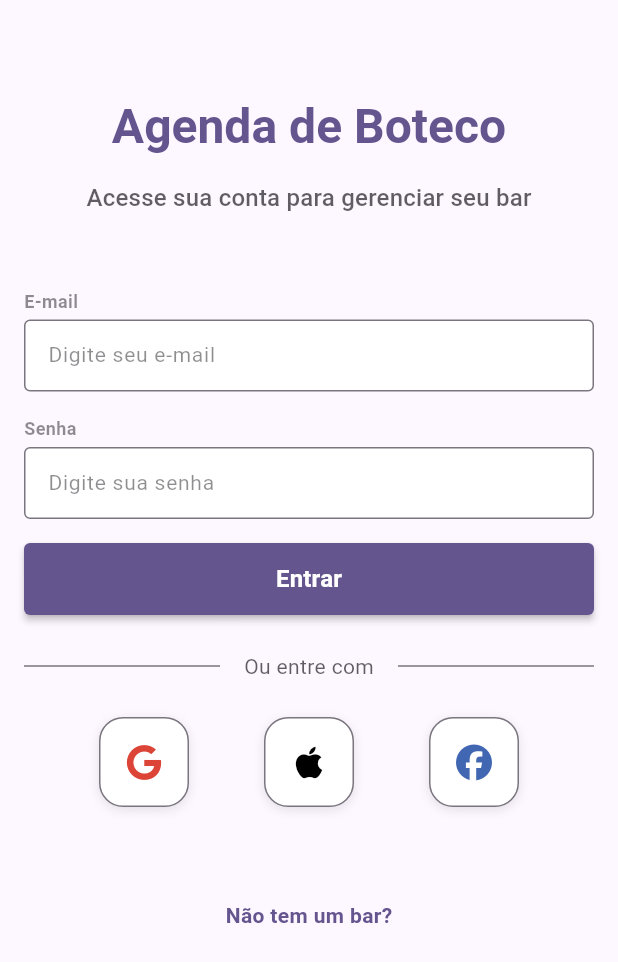
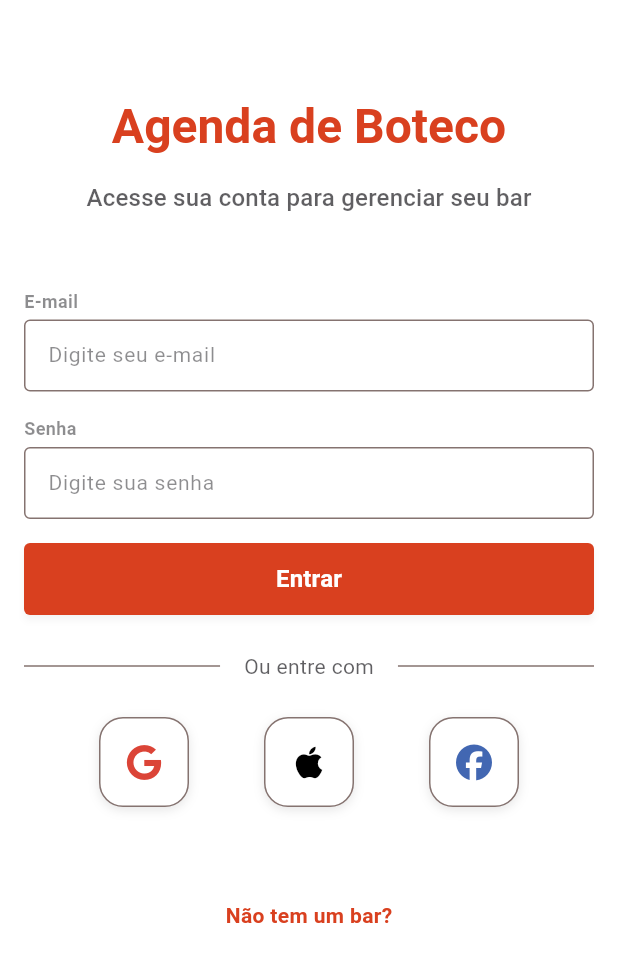
Before and after one commit to andredalsochio/bar-boss-mobile, a Flutter app: the screen it shows after launch, on a phone screen of 412 x 824 dp. Shown: the top 962 px of the screen. Run offline on Flutter 3.47's test engine with Material 3 defaults, Android fonts, the phone set to English and light mode, and no system bars; drawn by our look-alikes of toastification; our stand-ins replace cloud_firestore, firebase_auth, firebase_core, firebase_crashlytics, firebase_remote_config, font_awesome_flutter and 9 more; missing offline and left inert: flutter_facebook_auth, search_cep; accounts and stored records are empty; generated files the repository leaves out were written again.

Commit message:
feat(theme): implement new color scheme for light and dark themes
Add comprehensive color scheme following Material 3 guidelines
Replace deprecated color properties with new surface-based system
Update theme documentation with detailed color usage guide

```diff
--- a/lib/app/core/providers/theme_provider.dart
+++ b/lib/app/core/providers/theme_provider.dart
@@ -70,22 +70,66 @@ class ThemeProvider extends ChangeNotifier {
   static final ThemeData _lightTheme = ThemeData(
     useMaterial3: true,
     brightness: Brightness.light,
-    colorScheme: ColorScheme.fromSeed(
-      seedColor: const Color(0xFF6750A4),
-      brightness: Brightness.light,
+    colorScheme: const ColorScheme.light(
+      // Cor primária: Vermelho D9401F para app bar e botões principais
+      primary: Color(0xFFD9401F),
+      onPrimary: Color(0xFFFFFFFF), // Texto branco sobre vermelho
+      primaryContainer: Color(0xFFFFDAD4), // Container mais claro
+      onPrimaryContainer: Color(0xFF410000), // Texto escuro no container
+
+      // Cores secundárias
+      secondary: Color(0xFF775651),
+      onSecondary: Color(0xFFFFFFFF),
+      secondaryContainer: Color(0xFFFFDAD4),
+      onSecondaryContainer: Color(0xFF2C1512),
+
+      // Surface: Cinza claro para o fundo principal
+      surface: Color(0xFFF5F5F5), // Cinza claro para o fundo
+      onSurface: Color(0xFF1C1B1F),
+
+      // Surface containers: Branco para cards e banners
+      surfaceContainer: Color(0xFFFFFFFF), // Branco para cards
+      onSurfaceVariant: Color(0xFF534341),
+      surfaceContainerHighest: Color(0xFFF3F0F0), // Substitui surfaceVariant
+
+      // Cores de contorno para bordas
+      outline: Color(0xFF857370),
+      outlineVariant: Color(0xFFD8C2BE),
+
+      // Cores de erro
+      error: Color(0xFFBA1A1A),
+      onError: Color(0xFFFFFFFF),
+      errorContainer: Color(0xFFFFDAD6),
+      onErrorContainer: Color(0xFF410002),
+
+      // Cor de sombra
+      shadow: Color(0xFF000000),
+      scrim: Color(0xFF000000),
     ),
     appBarTheme: const AppBarTheme(
       centerTitle: true,
       elevation: 0,
+      backgroundColor: Color(0xFFD9401F), // Vermelho para app bar
+      foregroundColor: Color(0xFFFFFFFF), // Texto branco na app bar
     ),
     cardTheme: CardThemeData(
-      elevation: 2,
+      elevation: 4, // Sombra mais pronunciada
+      shadowColor: Colors.black.withValues(alpha: 0.1),
       shape: RoundedRectangleBorder(
         borderRadius: BorderRadius.circular(12),
+        side: BorderSide(
+          color: Colors.grey.withValues(alpha: 0.2), // Borda sutil
+          width: 1,
+        ),
       ),
+      color: const Color(0xFFFFFFFF), // Fundo branco para cards
     ),
     elevatedButtonTheme: ElevatedButtonThemeData(
       style: ElevatedButton.styleFrom(
+        backgroundColor: const Color(0xFFD9401F), // Vermelho para botões principais
+        foregroundColor: const Color(0xFFFFFFFF), // Texto branco nos botões
+        elevation: 2,
+        shadowColor: Colors.black.withValues(alpha: 0.2),
         shape: RoundedRectangleBorder(
           borderRadius: BorderRadius.circular(8),
         ),
@@ -98,22 +142,66 @@ class ThemeProvider extends ChangeNotifier {
   static final ThemeData _darkTheme = ThemeData(
     useMaterial3: true,
     brightness: Brightness.dark,
-    colorScheme: ColorScheme.fromSeed(
-      seedColor: const Color(0xFF6750A4),
-      brightness: Brightness.dark,
+    colorScheme: const ColorScheme.dark(
+      // Cor primária: Vermelho mais suave para o modo escuro
+      primary: Color(0xFFFF6B47), // Vermelho mais claro e vibrante
+      onPrimary: Color(0xFF000000), // Texto preto sobre vermelho claro
+      primaryContainer: Color(0xFF8C1D00), // Container vermelho escuro
+      onPrimaryContainer: Color(0xFFFFDAD4), // Texto claro no container
+
+      // Cores secundárias
+      secondary: Color(0xFFE7BDB6),
+      onSecondary: Color(0xFF442925),
+      secondaryContainer: Color(0xFF5D3F3A),
+      onSecondaryContainer: Color(0xFFFFDAD4),
+
+      // Surface: Cinza escuro para o fundo principal
+      surface: Color(0xFF121212), // Fundo escuro principal
+      onSurface: Color(0xFFE6E1E5),
+
+      // Surface containers: Cinza escuro para cards
+      surfaceContainer: Color(0xFF1E1E1E), // Cinza escuro para cards
+      onSurfaceVariant: Color(0xFFD8C2BE),
+      surfaceContainerHighest: Color(0xFF534341), // Substitui surfaceVariant
+
+      // Cores de contorno
+      outline: Color(0xFFA08C89),
+      outlineVariant: Color(0xFF534341),
+
+      // Cores de erro
+      error: Color(0xFFFFB4AB),
+      onError: Color(0xFF690005),
+      errorContainer: Color(0xFF93000A),
+      onErrorContainer: Color(0xFFFFDAD6),
+
+      // Cor de sombra
+      shadow: Color(0xFF000000),
+      scrim: Color(0xFF000000),
     ),
     appBarTheme: const AppBarTheme(
       centerTitle: true,
       elevation: 0,
+      backgroundColor: Color(0xFF1E1E1E), // Fundo escuro para app bar
+      foregroundColor: Color(0xFFE6E1E5), // Texto claro na app bar
     ),
     cardTheme: CardThemeData(
-      elevation: 2,
+      elevation: 8, // Sombra mais pronunciada no modo escuro
+      shadowColor: Colors.black.withValues(alpha: 0.3),
       shape: RoundedRectangleBorder(
         borderRadius: BorderRadius.circular(12),
+        side: BorderSide(
+          color: const Color(0xFF534341).withValues(alpha: 0.5), // Borda sutil
+          width: 1,
+        ),
       ),
+      color: const Color(0xFF1E1E1E), // Fundo escuro para cards
     ),
     elevatedButtonTheme: ElevatedButtonThemeData(
       style: ElevatedButton.styleFrom(
+        backgroundColor: const Color(0xFFFF6B47), // Vermelho vibrante para botões
+        foregroundColor: const Color(0xFF000000), // Texto preto nos botões
+        elevation: 4,
+        shadowColor: Colors.black.withValues(alpha: 0.4),
         shape: RoundedRectangleBorder(
           borderRadius: BorderRadius.circular(8),
         ),
--- a/lib/app/modules/bar_profile/views/bar_profile_page.dart
+++ b/lib/app/modules/bar_profile/views/bar_profile_page.dart
@@ -242,7 +242,7 @@ class _BarProfilePageState extends State<BarProfilePage> {
         borderRadius: BorderRadius.circular(AppSizes.borderRadius8),
         boxShadow: [
           BoxShadow(
-            color: AppColors.black.withOpacity(0.05),
+            color: AppColors.black.withValues(alpha: 0.05),
             blurRadius: 8,
             offset: Offset(0, 2),
           ),
```
Also changed, not shown: 1 other file.
